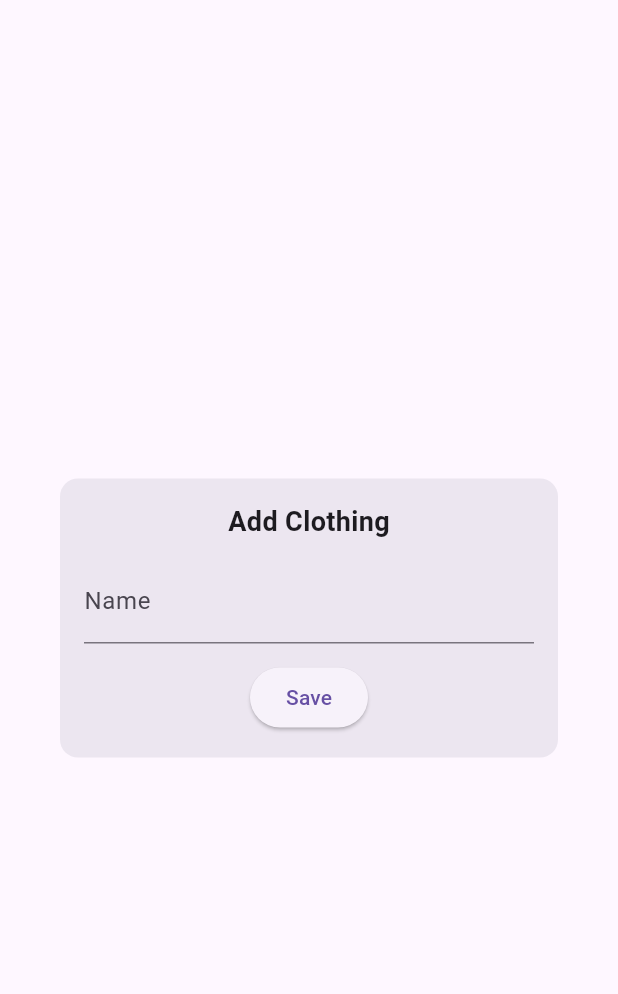
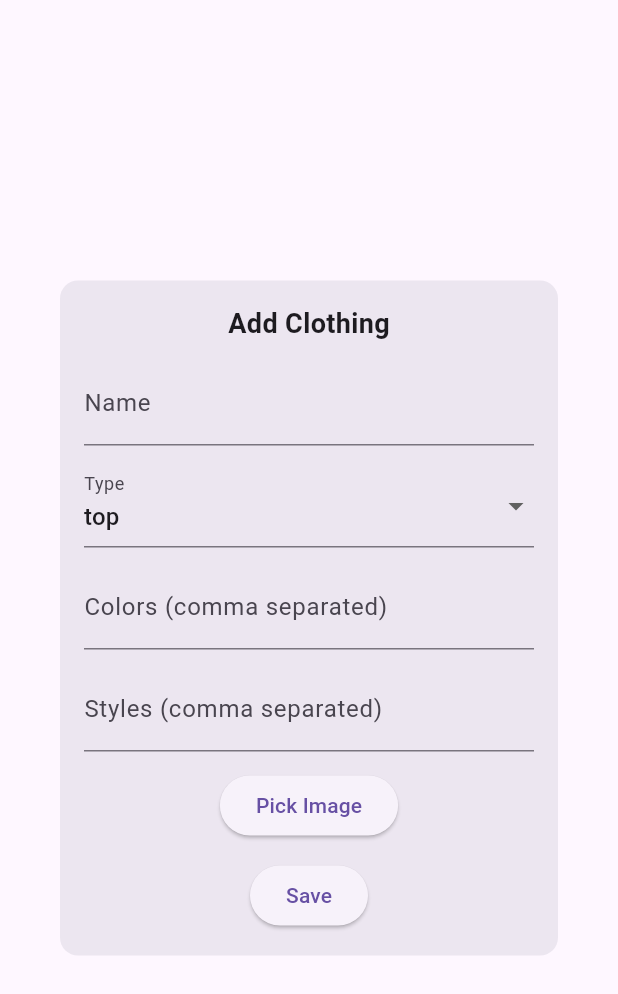
Before and after one commit to Kennykiller36/clothes_organizer, a Flutter app: the AddClothingDialog widget shown alone on an empty page, opened directly, on a phone screen of 412 x 824 dp. Shown: the top 994 px of the screen. Run offline on Flutter 3.47's test engine with Material 3 defaults, Android fonts, the light colour scheme and no system bars; our stand-ins replace image_picker.

Commit message:
Add upload de imagens para a roupa

```diff
--- a/lib/models/clothing_item.dart
+++ b/lib/models/clothing_item.dart
@@ -1,3 +1,5 @@
+import 'dart:typed_data';
+
 enum ClothingType { top, bottom, shoes, outerwear }
 
 class ClothingItem {
@@ -6,6 +8,7 @@ class ClothingItem {
   final ClothingType type;
   final List<String> colors;
   final List<String> styles;
+  final Uint8List? imageBytes;
 
   ClothingItem({
     required this.id,
@@ -13,5 +16,6 @@ class ClothingItem {
     required this.type,
     required this.colors,
     required this.styles,
+    this.imageBytes,
   });
 }
--- a/lib/screens/add_clothing_dialog.dart
+++ b/lib/screens/add_clothing_dialog.dart
@@ -1,6 +1,46 @@
 import 'package:flutter/material.dart';
+import 'package:image_picker/image_picker.dart';
+import 'dart:typed_data';
+import '../models/clothing_item.dart';
 
-class AddClothingDialog extends StatelessWidget {
+class AddClothingDialog extends StatefulWidget {
+  @override
+  _AddClothingDialogState createState() => _AddClothingDialogState();
+}
+
+class _AddClothingDialogState extends State<AddClothingDialog> {
+  final TextEditingController nameController = TextEditingController();
+  ClothingType selectedType = ClothingType.top;
+  final TextEditingController colorsController = TextEditingController();
+  final TextEditingController stylesController = TextEditingController();
+  Uint8List? imageBytes;
+
+  Future<void> pickImage() async {
+    final ImagePicker picker = ImagePicker();
+    final XFile? image = await picker.pickImage(source: ImageSource.gallery);
+    if (image != null) {
+      final bytes = await image.readAsBytes();
+      setState(() {
+        imageBytes = bytes;
+      });
+    }
+  }
+
+  void saveClothing() {
+    if (nameController.text.isEmpty) return;
+
+    final newItem = ClothingItem(
+      id: DateTime.now().millisecondsSinceEpoch.toString(),
+      name: nameController.text,
+      type: selectedType,
+      colors: colorsController.text.split(',').map((e) => e.trim()).toList(),
+      styles: stylesController.text.split(',').map((e) => e.trim()).toList(),
+      imageBytes: imageBytes,
+    );
+
+    Navigator.pop(context, newItem);
+  }
+
   @override
   Widget build(BuildContext context) {
     return Dialog(
@@ -9,6 +49,7 @@ class AddClothingDialog extends StatelessWidget {
       ),
       child: Padding(
         padding: const EdgeInsets.all(16),
+        child: SingleChildScrollView(
           child: Column(
             mainAxisSize: MainAxisSize.min,
             children: [
@@ -20,20 +61,70 @@ class AddClothingDialog extends StatelessWidget {
               const SizedBox(height: 12),
 
               TextField(
+                controller: nameController,
                 decoration: const InputDecoration(labelText: 'Name'),
               ),
 
               const SizedBox(height: 12),
 
+              DropdownButtonFormField<ClothingType>(
+                value: selectedType,
+                decoration: const InputDecoration(labelText: 'Type'),
+                items: ClothingType.values.map((type) {
+                  return DropdownMenuItem(
+                    value: type,
+                    child: Text(type.name),
+                  );
+                }).toList(),
+                onChanged: (value) {
+                  setState(() {
+                    selectedType = value!;
+                  });
+                },
+              ),
+
+              const SizedBox(height: 12),
+
+              TextField(
+                controller: colorsController,
+                decoration: const InputDecoration(labelText: 'Colors (comma separated)'),
+              ),
+
+              const SizedBox(height: 12),
+
+              TextField(
+                controller: stylesController,
+                decoration: const InputDecoration(labelText: 'Styles (comma separated)'),
+              ),
+
+              const SizedBox(height: 12),
+
               ElevatedButton(
-              onPressed: () {
-                Navigator.pop(context);
-              },
+                onPressed: pickImage,
+                child: const Text('Pick Image'),
+              ),
+
+              if (imageBytes != null)
+                Padding(
+                  padding: const EdgeInsets.only(top: 12),
+                  child: Image.memory(
+                    imageBytes!,
+                    height: 100,
+                    width: 100,
+                    fit: BoxFit.cover,
+                  ),
+                ),
+
+              const SizedBox(height: 12),
+
+              ElevatedButton(
+                onPressed: saveClothing,
                 child: const Text('Save'),
               ),
             ],
           ),
         ),
+      ),
     );
   }
 }
--- a/lib/screens/closet_screen.dart
+++ b/lib/screens/closet_screen.dart
@@ -16,6 +16,7 @@ class _ClosetScreenState extends State<ClosetScreen> {
       type: ClothingType.top,
       colors: ['black'],
       styles: ['casual', 'street'],
+      imageBytes: null,
     ),
     ClothingItem(
       id: '2',
@@ -23,6 +24,7 @@ class _ClosetScreenState extends State<ClosetScreen> {
       type: ClothingType.bottom,
       colors: ['blue'],
       styles: ['casual'],
+      imageBytes: null,
     ),
     ClothingItem(
       id: '3',
@@ -30,6 +32,7 @@ class _ClosetScreenState extends State<ClosetScreen> {
       type: ClothingType.shoes,
       colors: ['white'],
       styles: ['casual', 'street'],
+      imageBytes: null,
     ),
   ];
 
--- a/pubspec.yaml
+++ b/pubspec.yaml
@@ -34,6 +34,7 @@ dependencies:
   # The following adds the Cupertino Icons font to your application.
   # Use with the CupertinoIcons class for iOS style icons.
   cupertino_icons: ^1.0.8
+  image_picker: ^1.0.2
 
 dev_dependencies:
   flutter_test:
```
Lines whose indentation alone changed are shown as unchanged.
